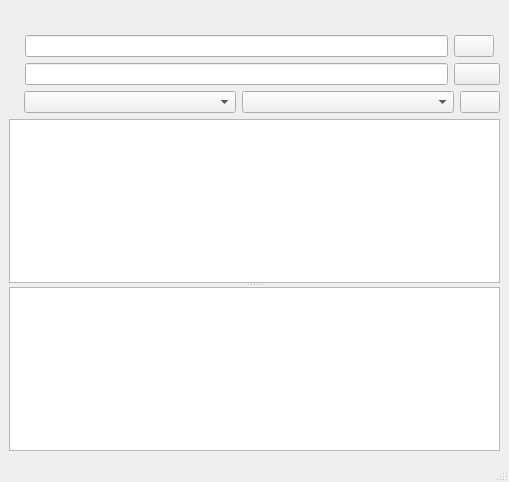
Above: src/grooveoff/MainWindow.ui from gcala/grooveoff before the change. Below: the same form after it.
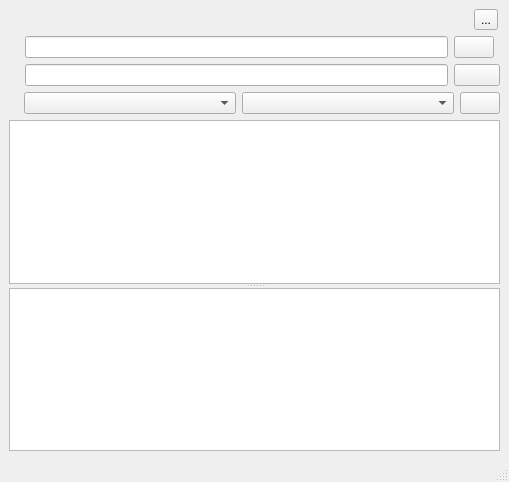
That is the form after the change. Custom widgets are drawn as their Qt base class.

Commit message: Showing Compact Menu when using Mini Player layout

What changed in the file:
```diff
--- a/src/grooveoff/MainWindow.ui
+++ b/src/grooveoff/MainWindow.ui
@@ -16,12 +16,6 @@
   <widget class="QWidget" name="centralwidget">
    <layout class="QVBoxLayout" name="verticalLayout">
     <item>
-     <widget class="QWidget" name="searchWidgets" native="true">
-      <layout class="QVBoxLayout" name="verticalLayout_2">
-       <property name="margin">
-        <number>0</number>
-       </property>
-       <item>
      <layout class="QHBoxLayout" name="horizontalLayout">
       <property name="leftMargin">
        <number>2</number>
@@ -72,8 +66,21 @@
       <item>
        <widget class="QLed" name="qled" native="true"/>
       </item>
+      <item>
+       <widget class="ContainedMenuButton" name="compactMenuButton">
+        <property name="text">
+         <string>...</string>
+        </property>
+       </widget>
+      </item>
      </layout>
     </item>
+    <item>
+     <widget class="QWidget" name="searchWidgets" native="true">
+      <layout class="QVBoxLayout" name="verticalLayout_2">
+       <property name="margin">
+        <number>0</number>
+       </property>
        <item>
         <layout class="QGridLayout" name="gridLayout">
          <property name="leftMargin">
@@ -251,6 +258,11 @@
    <extends>QListWidget</extends>
    <header location="global">DownloadList.h</header>
   </customwidget>
+  <customwidget>
+   <class>ContainedMenuButton</class>
+   <extends>QToolButton</extends>
+   <header location="global">widgets/ContainedMenuButton.h</header>
+  </customwidget>
  </customwidgets>
  <resources/>
  <connections/>
```
Left out of the diff: 2 changed lines with no effect on the pictures. The commit also changes 2 other files.
